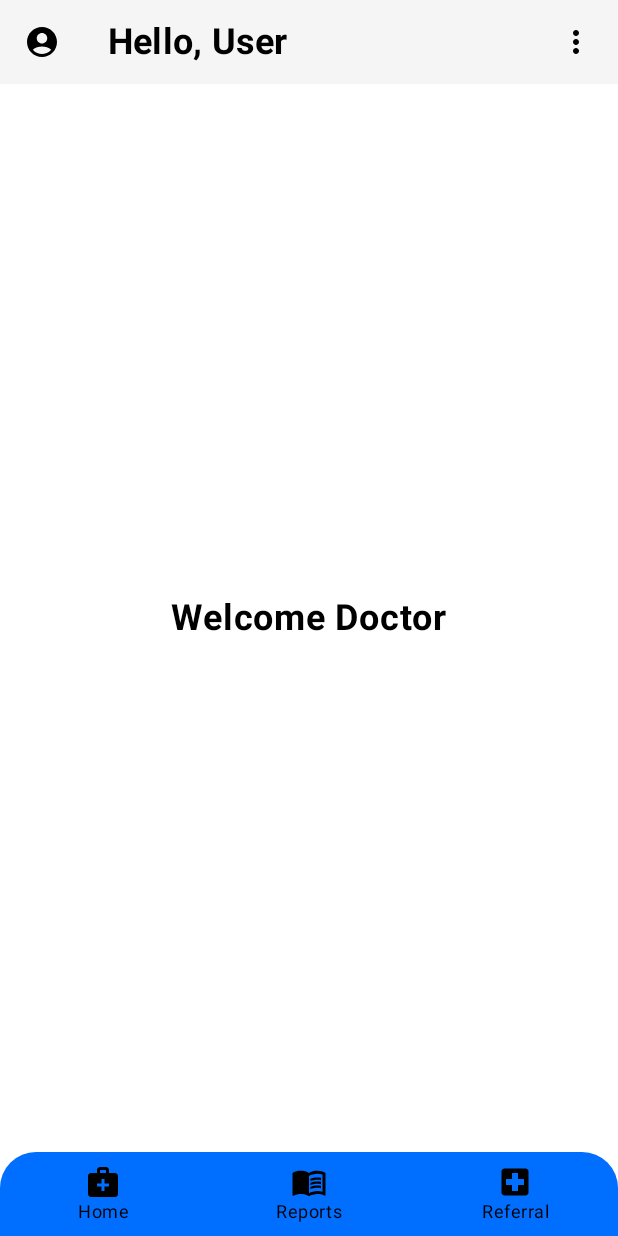
After one commit to SahilKumar75/MediGo, an Android app built with Jetpack Compose: the DoctorHomeScreen screen opened through its navigation route, on a phone screen of 412 x 824 dp. The commit adds this screen. Run offline under Robolectric (Android 15) with nearby library versions, the phone set to English and light mode, and no system bars; our stand-ins replace accompanist.

Commit message:
doctor mode added

```diff
--- a/app/src/main/java/com/example/musical/MainView.kt
+++ b/app/src/main/java/com/example/musical/MainView.kt
@@ -10,7 +10,9 @@ import androidx.compose.foundation.lazy.items
 import androidx.compose.foundation.shape.RoundedCornerShape
 import androidx.compose.material.*
 import androidx.compose.material.icons.Icons
+import androidx.compose.material.icons.filled.AccountCircle
 import androidx.compose.material.icons.filled.Chat
+import androidx.compose.material.icons.filled.MoreVert
 import androidx.compose.material3.ExperimentalMaterial3Api
 import androidx.compose.runtime.*
 import androidx.compose.ui.Alignment
@@ -31,6 +33,7 @@ import com.example.musical.presentation.accounts.AccountDialog
 import kotlinx.coroutines.CoroutineScope
 import kotlinx.coroutines.launch
 
+
 @RequiresApi(Build.VERSION_CODES.O)
 @OptIn(ExperimentalMaterial3Api::class, ExperimentalMaterialApi::class)
 @Composable
@@ -47,6 +50,10 @@ fun MainView() {
     val title = remember { mutableStateOf(currentScreen.title) }
     val username = viewModel.username.value
 
+    val modalSheetState = rememberModalBottomSheetState(
+        initialValue = ModalBottomSheetValue.Hidden,
+        confirmValueChange = { it != ModalBottomSheetValue.HalfExpanded }
+    )
     // List of routes where the top bar should be shown
     val showTopBarRoutes = listOf(
         Screen.BottomScreen.Home.bRoute,
@@ -54,57 +61,39 @@ fun MainView() {
         Screen.BottomScreen.Help.bRoute,
         Screen.BottomScreen.Fitness.bRoute,
         Screen.DrawerScreen.Account.route,
-        Screen.DrawerScreen.Subscription.route
+        Screen.DrawerScreen.Subscription.route,
+        Screen.DoctorHomeScreen.route,
+        Screen.BottomScreen.Referral.bRoute,
+        Screen.BottomScreen.DoctorReports.bRoute,
+        Screen.BottomScreen.DoctorHomeScreen.bRoute,
+        Screen.PatientHomeScreen.route
     )
 
-    // List of routes where the bottom bar should be shown
-    val showBottomBarRoutes = listOf(
+    // List of routes where the bottom bar should be shown for patients
+    val showPatientBottomBarRoutes = listOf(
         Screen.BottomScreen.Home.bRoute,
         Screen.BottomScreen.Reports.bRoute,
         Screen.BottomScreen.Help.bRoute,
-        Screen.BottomScreen.Fitness.bRoute
+        Screen.BottomScreen.Fitness.bRoute,
+        Screen.PatientHomeScreen.route
+    )
+
+    // List of routes where the bottom bar should be shown for doctors
+    val showDoctorBottomBarRoutes = listOf( // Define doctor's bottom navigation routes here
+        Screen.DoctorHomeScreen.route,
+        Screen.BottomScreen.DoctorHomeScreen.bRoute,
+        Screen.BottomScreen.DoctorReports.bRoute,
+        Screen.BottomScreen.Referral.bRoute
     )
 
     // Bottom bar content
     val bottomBar: @Composable () -> Unit = {
-        if (currentRoute in showBottomBarRoutes) {
-            Surface(
-                shape = RoundedCornerShape(topStart = 24.dp, topEnd = 24.dp),
-                modifier = Modifier.fillMaxWidth()
-            ) {
-                BottomNavigation(
-                    modifier = Modifier.wrapContentSize(),
-                    backgroundColor = Color(0xFF006eff),
-                ) {
-                    screensInBottom.forEach { item ->
-                        val isSelected = currentRoute == item.bRoute
-                        val tint = if (isSelected) Color.White else Color.Black
-                        BottomNavigationItem(
-                            selected = currentRoute == item.bRoute,
-                            onClick = {
-                                navController.navigate(item.bRoute) {
-                                    launchSingleTop = true
-                                    restoreState = true
-                                    popUpTo(navController.graph.startDestinationId) {
-                                        saveState = true
-                                    }
-                                }
-                                viewModel.setCurrentScreen(item)
-                                title.value = item.bTitle
-                            },
-                            icon = {
-                                Icon(
-                                    painter = painterResource(id = item.icon),
-                                    contentDescription = item.bTitle,
-                                    tint = tint
-                                )
-                            },
-                            label = { Text(text = item.bTitle, color = tint) },
-                            selectedContentColor = Color.White,
-                            unselectedContentColor = Color.Black
-                        )
-                    }
-                }
+        when (currentRoute) {
+            in showPatientBottomBarRoutes -> {
+                PatientBottomBar(navController, currentRoute, viewModel, title)
+            }
+            in showDoctorBottomBarRoutes -> {
+                DoctorBottomBar(navController, currentRoute, viewModel, title)
             }
         }
     }
@@ -143,6 +132,18 @@ fun MainView() {
                     backgroundColor = Color(0xFFF5F5F5),
                     elevation = 0.dp,
                     actions = {
+                        IconButton(
+                            onClick = {
+                                scope.launch {
+                                    if (modalSheetState.isVisible)
+                                        modalSheetState.hide()
+                                    else
+                                        modalSheetState.show()
+                                }
+                            }
+                        ) {
+                            Icon(imageVector = Icons.Default.MoreVert, contentDescription = null, tint = Color.Black)
+                        }
                         if (currentRoute == Screen.BottomScreen.Home.bRoute) {
                             IconButton(
                                 onClick = {
@@ -152,8 +153,29 @@ fun MainView() {
                                 Icon(imageVector = Icons.Default.Chat, contentDescription = null, tint = Color.Black)
                             }
                         }
+                    },
+                    navigationIcon = {
+                        IconButton(onClick = {
+                            scope.launch {
+                                scaffoldState.drawerState.open()
+                            }
+                        }) {
+                            Icon(imageVector = Icons.Default.AccountCircle, contentDescription = "Menu", tint = Color.Black)
+                        }
                     }
+//                    actions = {
+//                        if (currentRoute == Screen.BottomScreen.Home.bRoute) {
+//                            IconButton(
+//                                onClick = {
+//                                    navController.navigate("chatRoute")
+//                                }
+//                            ) {
+//                                Icon(imageVector = Icons.Default.Chat, contentDescription = null, tint = Color.Black)
+//                            }
+//                        }
+//                    }
                 )
+
             }
         },
         bottomBar = bottomBar,
@@ -175,11 +197,12 @@ fun MainView() {
                 }
             }
         }
-    ) {
-        Navigation(navController = navController, viewModel = viewModel, pd = it)
+    ) { padding ->
+        Navigation(navController = navController, viewModel = viewModel, pd = padding)
         AccountDialog(dialogOpen = dialogOpen)
     }
 }
+
 
 @Composable
 fun DrawerItem(
@@ -208,3 +231,92 @@ fun DrawerItem(
         )
     }
 }
+
+@Composable
+fun PatientBottomBar(navController: NavController, currentRoute: String?, viewModel: MainViewModel, title: MutableState<String>) {
+    Surface(
+        shape = RoundedCornerShape(topStart = 24.dp, topEnd = 24.dp),
+        modifier = Modifier.fillMaxWidth()
+    ) {
+        BottomNavigation(
+            modifier = Modifier.wrapContentSize(),
+            backgroundColor = Color(0xFF006eff),
+        ) {
+            screensInBottom.forEach { item ->
+                val isSelected = currentRoute == item.bRoute
+                val tint = if (isSelected) Color.White else Color.Black
+                BottomNavigationItem(
+                    selected = currentRoute == item.bRoute,
+                    onClick = {
+                        navController.navigate(item.bRoute) {
+                            launchSingleTop = true
+                            restoreState = true
+                            popUpTo(navController.graph.startDestinationId) {
+                                saveState = true
+                            }
+                        }
+                        viewModel.setCurrentScreen(item)
+                        title.value = item.bTitle
+                    },
+                    icon = {
+                        Icon(
+                            painter = painterResource(id = item.icon),
+                            contentDescription = item.bTitle,
+                            tint = tint
+                        )
+                    },
+                    label = { Text(text = item.bTitle, color = tint) },
+                    selectedContentColor = Color.White,
+                    unselectedContentColor = Color.Black
+                )
+            }
+        }
+    }
+}
+
+@Composable
+fun DoctorBottomBar(navController: NavController, currentRoute: String?, viewModel: MainViewModel, title: MutableState<String>) {
+    val doctorScreensInBottom = listOf(
+        Screen.BottomScreen.DoctorHomeScreen,
+        Screen.BottomScreen.DoctorReports,
+        Screen.BottomScreen.Referral // Renamed Help to Referral
+    )
+    Surface(
+        shape = RoundedCornerShape(topStart = 24.dp, topEnd = 24.dp),
+        modifier = Modifier.fillMaxWidth()
+    ) {
+        BottomNavigation(
+            modifier = Modifier.wrapContentSize(),
+            backgroundColor = Color(0xFF006eff),
+        ) {
+            doctorScreensInBottom.forEach { item ->
+                val isSelected = currentRoute == item.bRoute
+                val tint = if (isSelected) Color.White else Color.Black
+                BottomNavigationItem(
+                    selected = currentRoute == item.bRoute,
+                    onClick = {
+                        navController.navigate(item.bRoute) {
+                            launchSingleTop = true
+                            restoreState = true
+                            popUpTo(navController.graph.startDestinationId) {
+                                saveState = true
+                            }
+                        }
+                        viewModel.setCurrentScreen(item)
+                        title.value = item.bTitle
+                    },
+                    icon = {
+                        Icon(
+                            painter = painterResource(id = item.icon),
+                            contentDescription = item.bTitle,
+                            tint = tint
+                        )
+                    },
+                    label = { Text(text = item.bTitle, color = tint) },
+                    selectedContentColor = Color.White,
+                    unselectedContentColor = Color.Black
+                )
+            }
+        }
+    }
+}
--- a/app/src/main/java/com/example/musical/navgraph/NavGraph.kt
+++ b/app/src/main/java/com/example/musical/navgraph/NavGraph.kt
@@ -13,7 +13,9 @@ import androidx.navigation.compose.NavHost
 import androidx.navigation.compose.composable
 import androidx.navigation.navArgument
 import com.example.musical.MainViewModel
+import com.example.musical.common.utils.DoctorReport
 import com.example.musical.common.utils.FitnessScreen
+import com.example.musical.common.utils.ReferralScreen
 import com.example.musical.common.utils.Report
 import com.example.musical.presentation.accounts.AccountView
 import com.example.musical.presentation.accounts.LogOut
@@ -23,7 +25,14 @@ import com.example.musical.presentation.chat.components.MedChatHomeScreen
 import com.example.musical.presentation.chat.components.MedChatScreen
 import com.example.musical.presentation.help.Help
 import com.example.musical.presentation.home.PatientHomeScreen
-import com.example.musical.ui.theme.*
+import com.example.musical.presentation.home.DoctorHomeScreen
+import com.example.musical.ui.theme.DoctorLoginScreen
+import com.example.musical.ui.theme.DoctorSignupScreen
+import com.example.musical.ui.theme.LoginSignupScreen
+import com.example.musical.ui.theme.OnboardingScreen
+import com.example.musical.ui.theme.PatientLoginScreen
+import com.example.musical.ui.theme.PatientSignupScreen
+import com.example.musical.ui.theme.SignupScreen
 
 @RequiresApi(Build.VERSION_CODES.O)
 @Composable
@@ -54,11 +63,14 @@ fun Navigation(navController: NavController, viewModel: MainViewModel, pd: Paddi
         composable("patientSignup") {
             PatientSignupScreen(navController)
         }
-        composable("home") {
-            PatientHomeScreen(navController)
+        composable("patientHome") {
+            PatientHomeScreen(navController, pd)
+        }
+        composable("doctorHome") {
+            DoctorHomeScreen(navController, pd)
         }
         composable(Screen.BottomScreen.Home.bRoute) {
-            PatientHomeScreen(navController)
+            PatientHomeScreen(navController, pd)
         }
         composable(Screen.BottomScreen.Reports.bRoute) {
             Report()
@@ -68,6 +80,15 @@ fun Navigation(navController: NavController, viewModel: MainViewModel, pd: Paddi
         }
         composable(Screen.BottomScreen.Fitness.bRoute) {
             FitnessScreen(navController)
+        }
+        composable(Screen.BottomScreen.Referral.bRoute) {
+            ReferralScreen(navController)
+        }
+        composable(Screen.BottomScreen.DoctorReports.bRoute) {
+            DoctorReport(navController)
+        }
+        composable(Screen.BottomScreen.DoctorHomeScreen.bRoute) {
+            DoctorHomeScreen(navController, pd)
         }
         composable(Screen.DrawerScreen.Account.route) {
             AccountView()
--- /dev/null
+++ b/app/src/main/java/com/example/musical/presentation/home/components/DoctorHomeScreen.kt
@@ -0,0 +1,35 @@
+package com.example.musical.presentation.home
+
+import androidx.compose.foundation.layout.Arrangement
+import androidx.compose.foundation.layout.Column
+import androidx.compose.foundation.layout.PaddingValues
+import androidx.compose.foundation.layout.fillMaxSize
+import androidx.compose.foundation.layout.padding
+import androidx.compose.runtime.Composable
+import androidx.compose.ui.Modifier
+import androidx.compose.ui.Alignment
+import androidx.compose.ui.unit.dp
+import androidx.compose.material3.Text
+import androidx.compose.ui.unit.sp
+import androidx.compose.ui.text.font.FontWeight
+import androidx.compose.ui.graphics.Color
+import androidx.navigation.NavController
+
+@Composable
+fun DoctorHomeScreen(navController: NavController, pd: PaddingValues) {
+    Column(
+        modifier = Modifier
+            .fillMaxSize()
+            .padding(16.dp),
+        horizontalAlignment = Alignment.CenterHorizontally,
+        verticalArrangement = Arrangement.Center
+    ) {
+        Text(
+            text = "Welcome Doctor",
+            fontSize = 24.sp,
+            fontWeight = FontWeight.Bold,
+            color = Color.Black
+        )
+        // Add more UI elements here as needed
+    }
+}
```
Also changed, not shown: app/src/main/java/com/example/musical/common/utils/DoctorReports.kt (added, +90 -0 lines), app/src/main/java/com/example/musical/common/utils/ReferralScreen.kt (added, +17 -0 lines), app/src/main/java/com/example/musical/navgraph/Screen.kt (+21 -1 lines), app/src/main/java/com/example/musical/presentation/home/PatientHomeScreen.kt (+23 -19 lines), app/src/main/java/com/example/musical/presentation/home/components/DocHomeScreen.kt (deleted, +0 -40 lines), app/src/main/java/com/example/musical/ui/theme/LoginSignupScreen.kt (+4 -9 lines).
